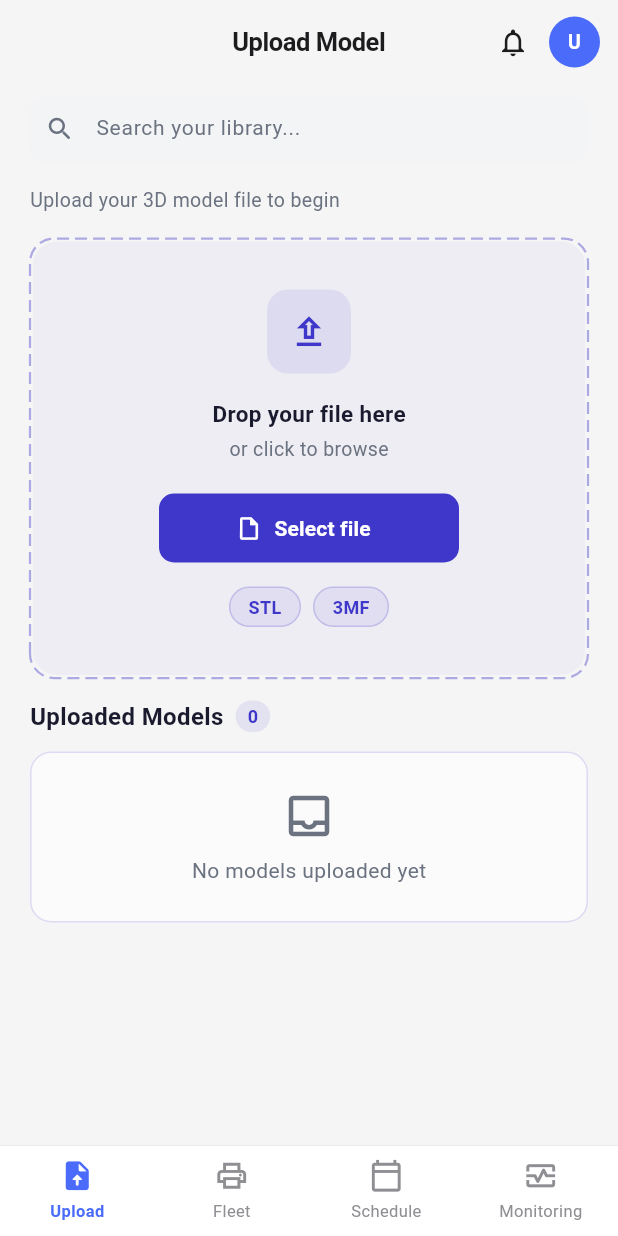
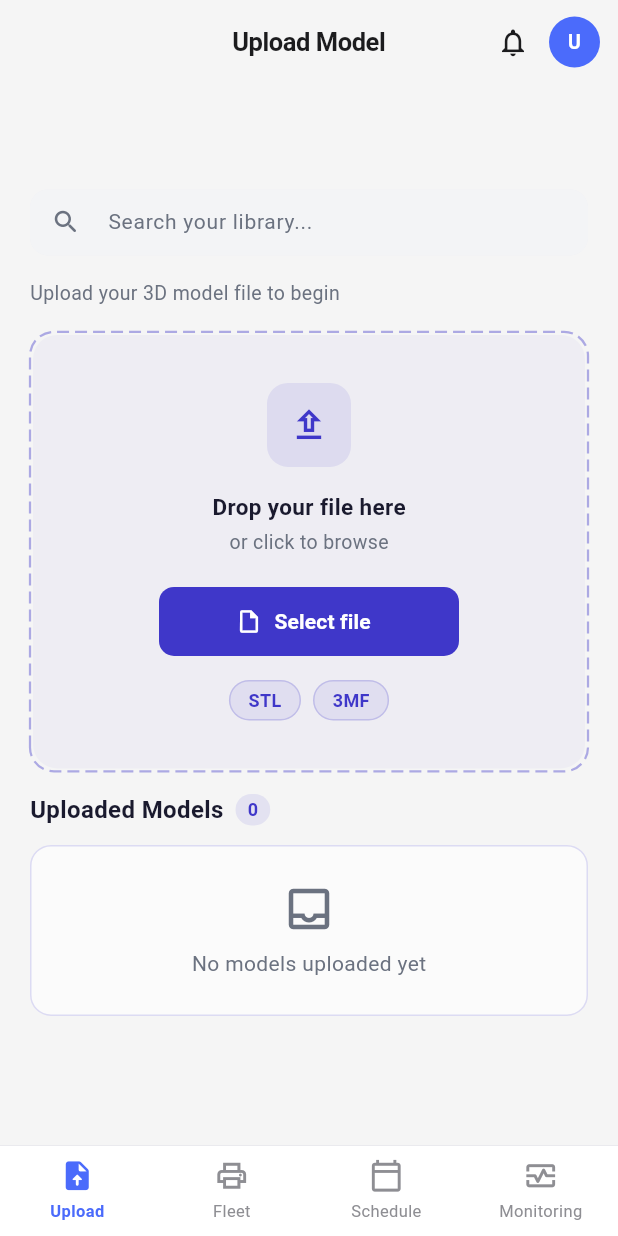
Before and after one commit to AmeriMajd/3DP_AI_Driven_Platform, a Flutter app: the UploadScreen screen opened by its route, after a tap on "Select file", on a phone screen of 412 x 824 dp. Run offline on Flutter 3.47's test engine with Material 3 defaults, Android fonts, the phone set to English and light mode, and no system bars; drawn by our look-alikes of dotted_border; our stand-ins replace dio, file_picker, flutter_dotenv, flutter_riverpod, flutter_secure_storage, go_router and 1 more; accounts and stored records are empty; network calls fail.

Commit message:
feat: fixing upload via chrome

```diff
--- a/frontend/lib/core/router/app_router.dart
+++ b/frontend/lib/core/router/app_router.dart
@@ -67,19 +67,13 @@ final appRouter = GoRouter(
 
     GoRoute(
       path: AppRoutes.resetPassword,
+      name: AppRoutes.resetPassword,
       builder: (context, state) {
         final token = state.uri.queryParameters['token'] ?? '';
         return ResetPasswordScreen(token: token);
       },
     ),
 
-    //  GoRoute(
-    //  path: '${AppRoutes.fileDetail}/:id',
-    //  builder: (context, state) {
-    //    final id = state.pathParameters['id'] ?? '';
-    //    return FileDetailScreen(fileId: id); // à créer Sprint 2B
-    //},
-    //),
     // ── Main routes (avec navbar) ─────────────────────────────────────────
     ShellRoute(
       builder: (context, state, child) => MainShell(child: child),
--- a/frontend/lib/features/upload/data/stl_repository.dart
+++ b/frontend/lib/features/upload/data/stl_repository.dart
@@ -1,3 +1,5 @@
+import 'dart:typed_data';
+
 import '../domain/stl_file.dart';
 
 abstract class StlRepository {
@@ -6,13 +8,14 @@ abstract class StlRepository {
     required String filePath,
     required String filename,
     required int fileSize,
+    Uint8List? fileBytes,
   });
 
   /// GET /stl/ — liste tous les fichiers de l'utilisateur
   Future<List<STLFile>> getFiles();
 
   /// GET /stl/{id} — récupère les métadonnées d'un fichier
-Future<STLFile> getFile({required String id});
+  Future<STLFile> getFile({required String id});
 
   /// DELETE /stl/{id} — supprime un fichier
   Future<void> deleteFile({required String id});
--- a/frontend/lib/features/upload/data/stl_repository_mock.dart
+++ b/frontend/lib/features/upload/data/stl_repository_mock.dart
@@ -1,3 +1,5 @@
+import 'dart:typed_data';
+
 import '../domain/stl_file.dart';
 import 'stl_repository.dart';
 
@@ -19,7 +21,6 @@ class StlRepositoryMock implements StlRepository {
       status: 'uploaded',
       createdAt: DateTime.now().subtract(const Duration(seconds: 30)),
     ),
-
   ];
 
   @override
@@ -27,6 +28,7 @@ class StlRepositoryMock implements StlRepository {
     required String filePath,
     required String filename,
     required int fileSize,
+    Uint8List? fileBytes,
   }) async {
     await Future.delayed(const Duration(seconds: 2));
 
@@ -67,7 +69,6 @@ class StlRepositoryMock implements StlRepository {
   //   orElse: () => throw Exception('File not found'),
   // );
   // }
-
   Future<STLFile> getFile({required String id}) async {
     await Future.delayed(const Duration(milliseconds: 300));
 
--- a/frontend/lib/features/upload/presentation/providers/upload_state.dart
+++ b/frontend/lib/features/upload/presentation/providers/upload_state.dart
@@ -1,8 +1,10 @@
+import '../../domain/stl_file.dart';
+
 enum UploadStatus { initial, uploading, success, error }
 
 class UploadState {
   final UploadStatus status;
-  final List<dynamic> files;
+  final List<STLFile> files;
   final bool isLoadingFiles;
   final String? selectedFileName;
   final int? selectedFileSize;
@@ -27,7 +29,7 @@ class UploadState {
 
   UploadState copyWith({
     UploadStatus? status,
-    List<dynamic>? files,
+    List<STLFile>? files,
     bool? isLoadingFiles,
     String? selectedFileName,
     int? selectedFileSize,
--- a/frontend/lib/features/upload/presentation/screens/upload_screen.dart
+++ b/frontend/lib/features/upload/presentation/screens/upload_screen.dart
@@ -1,5 +1,6 @@
 import 'package:dotted_border/dotted_border.dart';
-import 'package:flutter/foundation.dart';
+import 'dart:typed_data';
+import 'package:flutter/foundation.dart'; // ← pour kIsWeb
 import 'package:file_picker/file_picker.dart';
 import 'package:flutter/material.dart';
 import 'package:flutter_riverpod/flutter_riverpod.dart';
@@ -19,6 +20,7 @@ class UploadScreen extends ConsumerStatefulWidget {
 
 class _UploadScreenState extends ConsumerState<UploadScreen> {
   String? _selectedFilePath;
+  Uint8List? _selectedFileBytes;
   final TextEditingController _searchController = TextEditingController();
   String _searchQuery = '';
 
@@ -39,24 +41,32 @@ class _UploadScreenState extends ConsumerState<UploadScreen> {
     super.dispose();
   }
 
+  // ── Sélectionner un fichier ──────────────────────────────────────────────
   Future<void> _pickFile() async {
     final result = await FilePicker.platform.pickFiles(
       type: FileType.custom,
       allowedExtensions: ['stl', '3mf'],
-      withData: true,
+      withData: kIsWeb,
     );
     if (result == null || result.files.isEmpty) return;
     final file = result.files.first;
 
-    if (!kIsWeb) {
-      _selectedFilePath = file.path;
+    // Sur web path n'existe pas — on utilise kIsWeb pour éviter le crash ──
+    // kIsWeb est un booléen Flutter qui vaut true sur web
+    if (kIsWeb) {
+      _selectedFileBytes = file.bytes;
+      _selectedFilePath = null;
+    } else {
+      _selectedFileBytes = null;
+      _selectedFilePath = file.path; // mobile/desktop uniquement
     }
-
+    // Sur web _selectedFilePath reste null → _uploadFile() passe '' à la place
     ref
         .read(uploadProvider.notifier)
         .selectFile(filename: file.name, fileSize: file.size);
   }
 
+  // ── Uploader le fichier sélectionné ─────────────────────────────────────
   Future<void> _uploadFile() async {
     final state = ref.read(uploadProvider);
     if (state.selectedFileName == null) return;
@@ -68,18 +78,21 @@ class _UploadScreenState extends ConsumerState<UploadScreen> {
           filePath: filePath,
           filename: state.selectedFileName!,
           fileSize: state.selectedFileSize ?? 0,
+          fileBytes: _selectedFileBytes,
         );
     _selectedFilePath = null;
+    _selectedFileBytes = null;
   }
 
-  List<STLFile> _filteredFiles(List<dynamic> files) {
-    if (_searchQuery.isEmpty) return files.cast<STLFile>();
+  // ── Filtrer les fichiers ─────────────────────────────────────────────────
+  List<STLFile> _filteredFiles(List<STLFile> files) {
+    if (_searchQuery.isEmpty) return files;
     return files
-        .cast<STLFile>()
         .where((f) => f.originalFilename.toLowerCase().contains(_searchQuery))
         .toList();
   }
 
+  // ── Temps relatif ────────────────────────────────────────────────────────
   String _timeAgo(DateTime date) {
     final diff = DateTime.now().difference(date);
     if (diff.inMinutes < 1) return 'Just now';
@@ -106,13 +119,13 @@ class _UploadScreenState extends ConsumerState<UploadScreen> {
   void _showAllFiles(List<STLFile> files) {
     showModalBottomSheet(
       context: context,
-      isScrollControlled: true,
+      isScrollControlled: true, // ← hauteur dynamique
       backgroundColor: Colors.transparent,
       builder: (ctx) => _AllFilesSheet(
         files: files,
         timeAgo: _timeAgo,
         onDelete: (id) {
-          Navigator.pop(ctx);
+          Navigator.pop(ctx); // ← fermer le sheet
           ref.read(uploadProvider.notifier).deleteFile(id: id);
         },
         onTap: (id) {
@@ -127,6 +140,7 @@ class _UploadScreenState extends ConsumerState<UploadScreen> {
   Widget build(BuildContext context) {
     final state = ref.watch(uploadProvider);
 
+    // ── Snackbars ──────────────────────────────────────────────────────────
     ref.listen<UploadState>(uploadProvider, (_, next) {
       if (next.status == UploadStatus.success && next.successMessage != null) {
         ScaffoldMessenger.of(context).showSnackBar(
@@ -161,18 +175,19 @@ class _UploadScreenState extends ConsumerState<UploadScreen> {
     return Scaffold(
       backgroundColor: AppColors.backgroundLight,
       body: SafeArea(
-        child: Align(
-          alignment: Alignment.topCenter,
+        child: Center(
           child: ConstrainedBox(
             constraints: const BoxConstraints(maxWidth: 480),
             child: SingleChildScrollView(
-              padding: const EdgeInsets.fromLTRB(20, 8, 20, 12),
+              padding: const EdgeInsets.symmetric(horizontal: 20, vertical: 12),
               child: Column(
-                crossAxisAlignment: CrossAxisAlignment.stretch,
+                crossAxisAlignment: CrossAxisAlignment.start,
                 children: [
+                  // ── Search Bar ─────────────────────────────────────────
                   _buildSearchBar(),
                   const SizedBox(height: 16),
 
+                  // ── Subtitle ───────────────────────────────────────────
                   const Text(
                     'Upload your 3D model file to begin',
                     style: TextStyle(
@@ -182,15 +197,19 @@ class _UploadScreenState extends ConsumerState<UploadScreen> {
                   ),
                   const SizedBox(height: 16),
 
+                  // ── Upload Zone ────────────────────────────────────────
                   _buildUploadZone(),
                   const SizedBox(height: 14),
 
+                  // ── Fichier sélectionné ────────────────────────────────
                   if (state.hasFileSelected) ...[
                     _buildSelectedFile(state),
                     const SizedBox(height: 14),
                   ],
 
+                  // ── Liste fichiers ─────────────────────────────────────
                   _buildFileList(state),
+                  // éviter Scroll excessif
                   SizedBox(height: MediaQuery.of(context).padding.bottom + 16),
                 ],
               ),
@@ -201,9 +220,9 @@ class _UploadScreenState extends ConsumerState<UploadScreen> {
     );
   }
 
+  // ── Search Bar ───────────────────────────────────────────────────────────
   Widget _buildSearchBar() {
     return Container(
-      width: double.infinity,
       height: 44,
       decoration: BoxDecoration(
         color: const Color(0xFFEFEFF4),
@@ -211,7 +230,6 @@ class _UploadScreenState extends ConsumerState<UploadScreen> {
       ),
       child: TextField(
         controller: _searchController,
-        textAlignVertical: TextAlignVertical.center,
         style: const TextStyle(fontSize: 14, color: AppColors.textPrimary),
         decoration: InputDecoration(
           hintText: 'Search your library...',
@@ -224,36 +242,27 @@ class _UploadScreenState extends ConsumerState<UploadScreen> {
             size: 20,
             color: AppColors.textSecondary,
           ),
-          prefixIconConstraints: const BoxConstraints(
-            minWidth: 40,
-            minHeight: 44,
-          ),
           suffixIcon: _searchQuery.isNotEmpty
-              ? IconButton(
-                  onPressed: () {
+              ? GestureDetector(
+                  onTap: () {
                     _searchController.clear();
                     setState(() => _searchQuery = '');
                   },
-                  icon: const Icon(
+                  child: const Icon(
                     Icons.close_rounded,
                     size: 16,
                     color: AppColors.textSecondary,
                   ),
-                  splashRadius: 18,
                 )
               : null,
-          suffixIconConstraints: const BoxConstraints(
-            minWidth: 40,
-            minHeight: 44,
-          ),
           border: InputBorder.none,
-          isDense: true,
           contentPadding: const EdgeInsets.symmetric(vertical: 12),
         ),
       ),
     );
   }
 
+  // ── Upload Zone ──────────────────────────────────────────────────────────
   Widget _buildUploadZone() {
     return DottedBorder(
       color: AppColors.primary.withValues(alpha: 0.4),
@@ -270,6 +279,7 @@ class _UploadScreenState extends ConsumerState<UploadScreen> {
         ),
         child: Column(
           children: [
+            // Icône upload
             Container(
               width: 56,
               height: 56,
@@ -284,6 +294,7 @@ class _UploadScreenState extends ConsumerState<UploadScreen> {
               ),
             ),
             const SizedBox(height: 16),
+
             const Text(
               'Drop your file here',
               style: TextStyle(
@@ -298,6 +309,8 @@ class _UploadScreenState extends ConsumerState<UploadScreen> {
               style: TextStyle(fontSize: 13, color: AppColors.textSecondary),
             ),
             const SizedBox(height: 20),
+
+            // Bouton Select file
             SizedBox(
               width: 200,
               height: 46,
@@ -326,6 +339,8 @@ class _UploadScreenState extends ConsumerState<UploadScreen> {
               ),
             ),
             const SizedBox(height: 16),
+
+            // Badges formats
             Row(
               mainAxisAlignment: MainAxisAlignment.center,
               children: const [
@@ -340,6 +355,7 @@ class _UploadScreenState extends ConsumerState<UploadScreen> {
     );
   }
 
+  // ── Fichier sélectionné ──────────────────────────────────────────────────
   Widget _buildSelectedFile(UploadState state) {
     final sizeText = state.selectedFileSize != null
         ? state.selectedFileSize! < 1024 * 1024
@@ -458,6 +474,7 @@ class _UploadScreenState extends ConsumerState<UploadScreen> {
     );
   }
 
+  // ── Liste fichiers uploadés ──────────────────────────────────────────────
   Widget _buildFileList(UploadState state) {
     if (state.isLoadingFiles) {
       return const Center(
@@ -474,6 +491,7 @@ class _UploadScreenState extends ConsumerState<UploadScreen> {
     return Column(
       crossAxisAlignment: CrossAxisAlignment.start,
       children: [
+        // ── Header + View all ────────────────────────────────────────────
         Row(
           mainAxisAlignment: MainAxisAlignment.spaceBetween,
           children: [
@@ -523,6 +541,8 @@ class _UploadScreenState extends ConsumerState<UploadScreen> {
           ],
         ),
         const SizedBox(height: 12),
+
+        // ── Vide ──────────────────────────────────────────────────────────
         if (state.files.isEmpty)
           Container(
             width: double.infinity,
@@ -550,6 +570,7 @@ class _UploadScreenState extends ConsumerState<UploadScreen> {
               ],
             ),
           )
+        // ── Recherche vide ────────────────────────────────────────────────
         else if (filtered.isEmpty)
           Container(
             width: double.infinity,
@@ -577,6 +598,7 @@ class _UploadScreenState extends ConsumerState<UploadScreen> {
               ],
             ),
           )
+        // ── Items ─────────────────────────────────────────────────────────
         else
           ...displayed.map(
             (f) => _FileItem(
@@ -587,6 +609,8 @@ class _UploadScreenState extends ConsumerState<UploadScreen> {
               onTap: () => context.go('${AppRoutes.upload}/file/${f.id}'),
             ),
           ),
+
+        // ── +X more ───────────────────────────────────────────────────────
         if (filtered.length > 3) ...[
           const SizedBox(height: 8),
           Center(
@@ -604,6 +628,7 @@ class _UploadScreenState extends ConsumerState<UploadScreen> {
   }
 }
 
+// ── Format Badge ──────────────────────────────────────────────────────────────
 class _FormatBadge extends StatelessWidget {
   final String label;
   const _FormatBadge({required this.label});
@@ -629,6 +654,7 @@ class _FormatBadge extends StatelessWidget {
   }
 }
 
+// ── File Item ─────────────────────────────────────────────────────────────────
 class _FileItem extends StatelessWidget {
   final STLFile file;
   final String timeAgo;
@@ -702,6 +728,7 @@ class _FileItem extends StatelessWidget {
         ),
         child: Row(
           children: [
+            // Icône fichier
             Container(
               width: 38,
               height: 38,
@@ -716,6 +743,8 @@ class _FileItem extends StatelessWidget {
               ),
             ),
             const SizedBox(width: 12),
+
+            // Nom + temps · taille · type
             Expanded(
               child: Column(
                 crossAxisAlignment: CrossAxisAlignment.start,
@@ -740,6 +769,8 @@ class _FileItem extends StatelessWidget {
                 ],
               ),
             ),
+
+            // Status badge
             Container(
               padding: const EdgeInsets.symmetric(horizontal: 8, vertical: 4),
               decoration: BoxDecoration(
@@ -764,8 +795,11 @@ class _FileItem extends StatelessWidget {
               ),
             ),
             const SizedBox(width: 8),
+
+            // Bouton delete
             GestureDetector(
               onTap: () async {
+                // ── Confirmation dialog ──────────────────────────────
                 final confirm = await showDialog<bool>(
                   context: context,
                   builder: (ctx) => AlertDialog(
@@ -832,6 +866,7 @@ class _FileItem extends StatelessWidget {
   }
 }
 
+// ── All Files Bottom Sheet ────────────────────────────────────────────────────
 class _AllFilesSheet extends StatelessWidget {
   final List<STLFile> files;
   final String Function(DateTime) timeAgo;
@@ -853,12 +888,14 @@ class _AllFilesSheet extends StatelessWidget {
         borderRadius: BorderRadius.vertical(top: Radius.circular(20)),
       ),
       padding: EdgeInsets.only(bottom: MediaQuery.of(context).padding.bottom),
+      // Max 80% de la hauteur écran
       constraints: BoxConstraints(
         maxHeight: MediaQuery.of(context).size.height * 0.80,
       ),
       child: Column(
         mainAxisSize: MainAxisSize.min,
         children: [
+          // ── Drag handle ─────────────────────────────────────────────────
           Padding(
             padding: const EdgeInsets.symmetric(vertical: 12),
             child: Container(
@@ -870,6 +907,8 @@ class _AllFilesSheet extends StatelessWidget {
               ),
             ),
           ),
+
+          // ── Header ──────────────────────────────────────────────────────
           Padding(
             padding: const EdgeInsets.symmetric(horizontal: 20),
             child: Row(
@@ -906,13 +945,14 @@ class _AllFilesSheet extends StatelessWidget {
                     ),
                   ],
                 ),
+                // Bouton fermer
                 GestureDetector(
                   onTap: () => Navigator.pop(context),
                   child: Container(
                     width: 30,
                     height: 30,
-                    decoration: const BoxDecoration(
-                      color: Color(0xFFE5E5EA),
+                    decoration: BoxDecoration(
+                      color: const Color(0xFFE5E5EA),
                       shape: BoxShape.circle,
                     ),
                     child: const Icon(
@@ -926,6 +966,8 @@ class _AllFilesSheet extends StatelessWidget {
             ),
           ),
           const SizedBox(height: 12),
+
+          // ── Liste scrollable ─────────────────────────────────────────────
           Flexible(
             child: ListView.builder(
               padding: const EdgeInsets.symmetric(horizontal: 20),
--- a/frontend/lib/main.dart
+++ b/frontend/lib/main.dart
@@ -6,7 +6,7 @@ import 'app.dart';
 
 void main() async{
   WidgetsFlutterBinding.ensureInitialized();
-  usePathUrlStrategy(); // ← supprime le # des URLs
+  //usePathUrlStrategy(); // ← supprime le # des URLs
   await dotenv.load(fileName: '.env');
   runApp(const ProviderScope(child: App()));
 }
```
Also changed, not shown: frontend/lib/features/upload/data/stl_repository_impl.dart (+29 -14 lines), frontend/lib/features/upload/presentation/providers/upload_provider.dart (+5 -8 lines), frontend/lib/shared/services/dio_client.dart (+19 -5 lines), 1 other file. Lines whose indentation alone changed are shown as unchanged.
